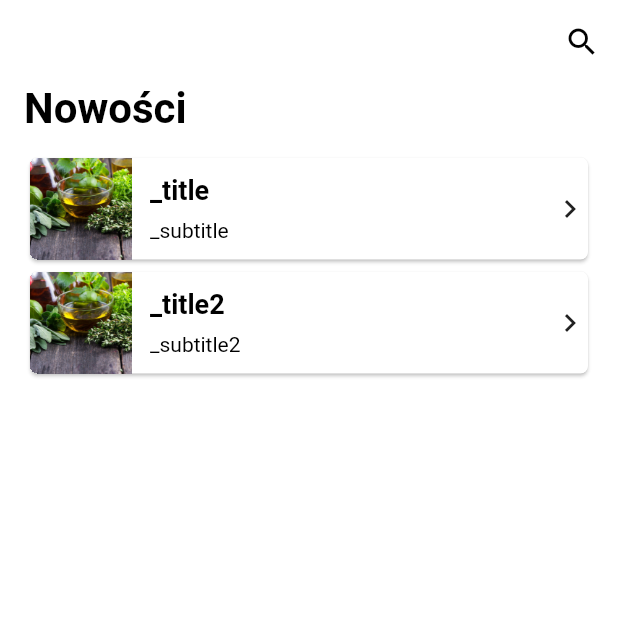
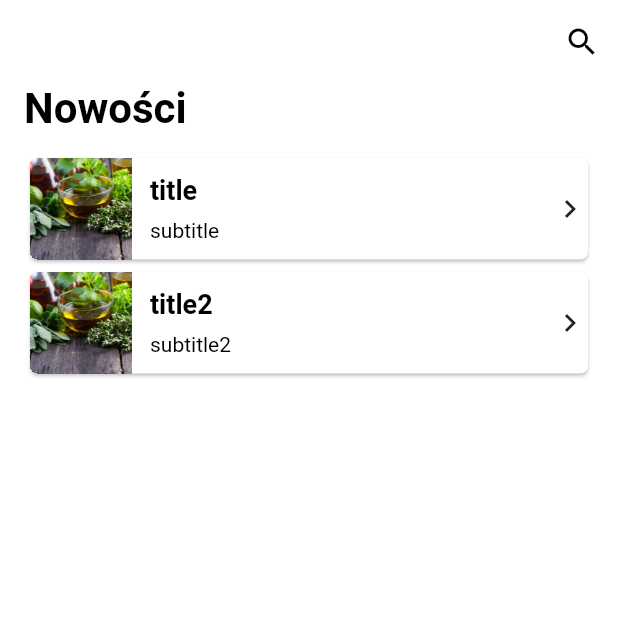
Before and after one commit to hagi77/mobile_endoendo, a Flutter app: the screen it shows after launch, on a phone screen of 412 x 824 dp, the top half of it. Run offline on Flutter 3.47's test engine with Material 2 defaults, Android fonts, the phone set to English and light mode, and no system bars; our stand-ins replace get_it; generated files the repository leaves out were written again.

Commit message:
Add mock articles repo

```diff
--- a/lib/features/dashboard/dashboard_view_model.dart
+++ b/lib/features/dashboard/dashboard_view_model.dart
@@ -1,10 +1,30 @@
+import 'package:get_it/get_it.dart';
 import 'package:mobile_endoendo/core/base_view_model.dart';
+import 'package:mobile_endoendo/repositories/articles_repository.dart';
+import 'package:mobile_endoendo/repositories/data/article_thumbnail.dart';
 
 class DashboardViewModel extends BaseViewModel {
-  var counter = 0;
+  var articlesRepo = GetIt.I<ArticlesRepository>();
 
-  void increaseCounter() {
-    counter++;
-    callback?.call();
+  Future<List<ArticleUiModel>> getNews() async {
+    List<ArticleUiModel> models = List.empty();
+    try {
+      var articles = await articlesRepo.getNews();
+      models = articles.map((item) => ArticleUiModel.from(item)).toList();
+    } catch (e) {
+      rethrow;
+    }
+    return models;
   }
 }
+
+class ArticleUiModel {
+  final String title;
+  final String subtitle;
+  final String thumbUrl;
+
+  ArticleUiModel.from(ArticleThumbnail data)
+      : title = data.title,
+        subtitle = data.subtitle,
+        thumbUrl = data.thumbUrl;
+}
--- a/lib/features/dashboard/dashboard_widget.dart
+++ b/lib/features/dashboard/dashboard_widget.dart
@@ -5,6 +5,7 @@ import 'package:mobile_endoendo/core/base_widget_state.dart';
 import 'package:mobile_endoendo/core/values.dart';
 import 'package:mobile_endoendo/features/dashboard/dashboard_view_model.dart';
 import 'package:mobile_endoendo/widgets/article_thumb_widget.dart';
+import 'package:mobile_endoendo/widgets/exception_widget.dart';
 
 class DashboardWidget extends StatefulWidget {
   const DashboardWidget({Key? key, required this.title}) : super(key: key);
@@ -30,26 +31,26 @@ class _DashboardState
               ))
         ],
       ),
-      body: Container(
-          padding: const EdgeInsets.fromLTRB(
-              marginRegular, 0, marginRegular, marginRegular),
-          child: Expanded(
-            child: Column(
-                crossAxisAlignment: CrossAxisAlignment.start,
-                children: <Widget>[
-                  Container(
-                    margin: const EdgeInsets.only(bottom: marginMedium),
-                    child: Text(
-                      AppLocalizations.of(context)?.dashboardNewsTitle ?? "",
-                      style: Theme.of(context).textTheme.headline1,
-                    ),
-                  ),
-                  ArticleThumbnailWidget(
-                      "_thumbnailUrl", "_title", "_subtitle"),
-                  ArticleThumbnailWidget(
-                      "_thumbnailUrl", "_title2", "_subtitle2"),
-                ]),
-          )),
+      body: FutureBuilder(
+          future: viewModel.getNews(),
+          builder: (BuildContext context,
+              AsyncSnapshot<List<ArticleUiModel>> snapshot) {
+            Widget child = Text('dd');
+
+            if (snapshot.hasData && snapshot.requireData.isNotEmpty) {
+              child = Container(
+                padding: const EdgeInsets.fromLTRB(
+                    marginRegular, 0, marginRegular, marginRegular),
+                child: Column(
+                    crossAxisAlignment: CrossAxisAlignment.start,
+                    children: getNewsSection(snapshot.requireData)),
+              );
+            } else if (snapshot.hasError) {
+              child = ExceptionWidget();
+            }
+
+            return child;
+          }),
       bottomNavigationBar: BottomNavigationBar(
         items: [
           BottomNavigationBarItem(
@@ -65,4 +66,17 @@ class _DashboardState
       ), // This trailing comma makes auto-formatting nicer for build methods.
     );
   }
+
+  List<Widget> getNewsSection(List<ArticleUiModel> articles) {
+    var articleWidgets = articles.map((item) => ArticleThumbnailWidget(item));
+    return <Widget>[
+      Container(
+          margin: const EdgeInsets.only(bottom: marginMedium),
+          child: Text(
+            AppLocalizations.of(context)?.dashboardNewsTitle ?? "",
+            style: Theme.of(context).textTheme.headline1,
+          )),
+      ...articleWidgets
+    ];
+  }
 }
--- a/lib/labels/app_pl.arb
+++ b/lib/labels/app_pl.arb
@@ -3,5 +3,6 @@
   "appBarGuide": "Przewodnik",
   "appBarFavorites": "Schowek",
   "dashboardNewsTitle": "Nowości",
-  "dashboardGuideTitle": "Przewodnik"
+  "dashboardGuideTitle": "Przewodnik",
+  "generalException": "Błąd :("
 }
--- /dev/null
+++ b/lib/repositories/data/article_thumbnail.dart
@@ -0,0 +1,10 @@
+class ArticleThumbnail {
+  final String thumbUrl;
+
+  final String title;
+
+  final String subtitle;
+
+  const ArticleThumbnail(
+      String this.thumbUrl, String this.title, String this.subtitle);
+}
--- a/lib/widgets/article_thumb_widget.dart
+++ b/lib/widgets/article_thumb_widget.dart
@@ -1,16 +1,12 @@
-import 'package:flutter/cupertino.dart';
 import 'package:flutter/material.dart';
+import 'package:flutter/widgets.dart';
 import 'package:mobile_endoendo/core/values.dart';
+import 'package:mobile_endoendo/features/dashboard/dashboard_view_model.dart';
 
 class ArticleThumbnailWidget extends StatelessWidget {
-  String _thumbnailUrl;
+  final ArticleUiModel _uiModel;
 
-  String _title;
-
-  String _subtitle;
-
-  ArticleThumbnailWidget(
-      String this._thumbnailUrl, String this._title, String this._subtitle);
+  const ArticleThumbnailWidget(this._uiModel, {Key? key}) : super(key: key);
 
   @override
   Widget build(BuildContext context) => Card(
@@ -30,19 +26,19 @@ class ArticleThumbnailWidget extends StatelessWidget {
                     padding: const EdgeInsets.fromLTRB(
                         marginMedium, marginSmall, marginSmall, marginTiny),
                     child: Text(
-                      _title,
+                      _uiModel.title,
                       style: Theme.of(context).textTheme.headline3,
                       maxLines: 1,
                     )),
                 Padding(
                     padding: const EdgeInsets.fromLTRB(
                         marginMedium, marginTiny, marginSmall, marginSmall),
-                    child: Text(_subtitle,
+                    child: Text(_uiModel.subtitle,
                         style: Theme.of(context).textTheme.bodyText2,
                         maxLines: 2))
               ],
             )),
-            Icon(Icons.navigate_next),
+            const Icon(Icons.navigate_next),
           ],
         ),
         shape: RoundedRectangleBorder(borderRadius: BorderRadius.circular(5)),
```
Also changed, not shown: lib/main.dart (+6 -1 lines), lib/repositories/articles_repository.dart (added, +16 -0 lines), lib/widgets/exception_widget.dart (added, +9 -0 lines).
